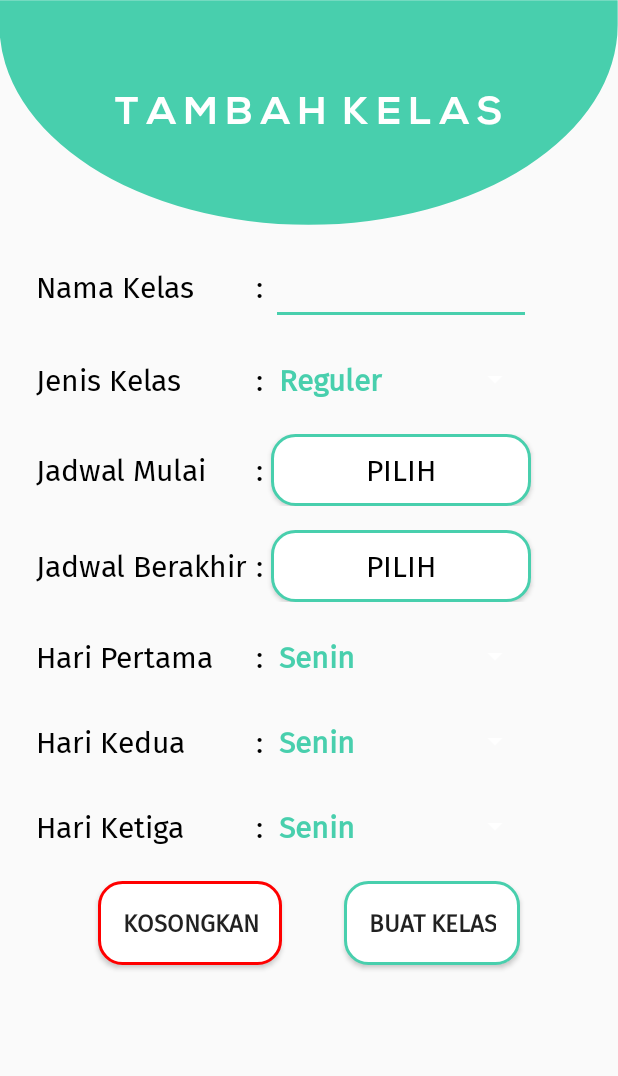
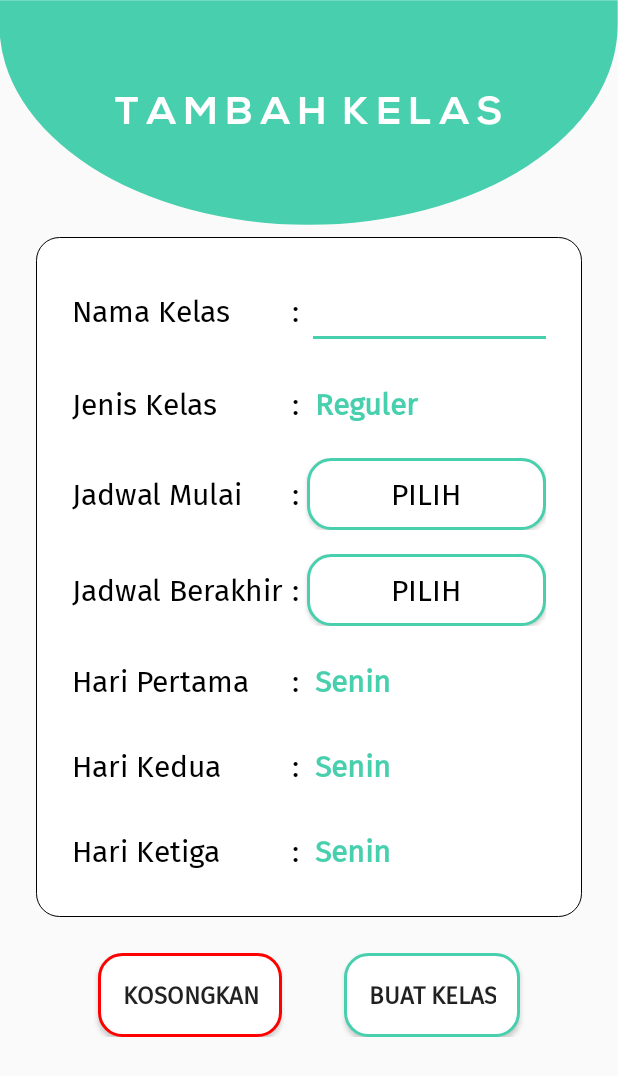
Before and after one commit to maulanarasoky/OSEN, an Android app: the AddClassroom screen opened directly, with no data from a screen before it, on a phone screen of 412 x 824 dp. Shown: the top 1076 px of the screen. Run offline under Robolectric (Android 15) with nearby library versions, the phone set to English and light mode, and no system bars; libraries missing offline, so code that uses them is left out: cn.pedant.

Commit message:
Change Layout and Add Alert Dialog in AddClassroom Activity

```diff
--- a/app/build.gradle
+++ b/app/build.gradle
@@ -39,7 +39,7 @@ dependencies {
     // Appcompat-v7 (hanya Anko Commons)
     implementation "org.jetbrains.anko:anko-appcompat-v7-commons:$anko_version"
 
-    implementation 'com.github.ybq:Android-SpinKit:1.4.0'
+    implementation 'com.github.f0ris.sweetalert:library:1.5.1'
 
 
     implementation 'androidx.legacy:legacy-support-v4:1.0.0'
--- a/app/src/main/AndroidManifest.xml
+++ b/app/src/main/AndroidManifest.xml
@@ -8,8 +8,10 @@
         android:label="@string/app_name"
         android:roundIcon="@mipmap/ic_launcher_round"
         android:supportsRtl="true"
-        android:theme="@style/AppTheme.FullScreen">
-        <activity android:name=".activity.AddClassroom"></activity>
+        android:theme="@style/AppTheme.FullScreen"
+        xmlns:tools="http://schemas.android.com/tools"
+        tools:replace="android:icon">
+        <activity android:name=".activity.AddClassroom"/>
         <activity android:name=".activity.MainActivity">
             <intent-filter>
                 <action android:name="android.intent.action.MAIN" />
--- a/app/src/main/java/com/example/osen/activity/AddClassroom.kt
+++ b/app/src/main/java/com/example/osen/activity/AddClassroom.kt
@@ -2,12 +2,14 @@ package com.example.osen.activity
 
 import android.app.DatePickerDialog
 import android.database.sqlite.SQLiteConstraintException
+import android.graphics.Color
 import androidx.appcompat.app.AppCompatActivity
 import android.os.Bundle
 import android.widget.ArrayAdapter
 import android.widget.Button
 import android.widget.Spinner
 import android.widget.TextView
+import cn.pedant.SweetAlert.SweetAlertDialog
 import com.example.osen.R
 import com.example.osen.database.database
 import com.example.osen.model.Classroom
@@ -30,6 +32,8 @@ class AddClassroom : AppCompatActivity() {
     override fun onCreate(savedInstanceState: Bundle?) {
         super.onCreate(savedInstanceState)
         setContentView(R.layout.activity_add_classroom)
+
+
 
         className = findViewById(R.id.className)
         classType = findViewById(R.id.classType)
@@ -86,7 +90,15 @@ class AddClassroom : AppCompatActivity() {
             clear()
         }
         submit.setOnClickListener {
-            addClassroom()
+            if(className.text == "" || classStart.text == "Pilih" || classEnd.text == "Pilih"){
+                val dialog = SweetAlertDialog(this, SweetAlertDialog.WARNING_TYPE)
+                dialog.progressHelper.barColor = Color.parseColor("#A5DC86")
+                dialog.titleText = "Harap masukkan data secara lengkap dan benar"
+                dialog.setCancelable(false)
+                dialog.show()
+            }else{
+                addClassroom()
+            }
         }
     }
 
@@ -118,10 +130,17 @@ class AddClassroom : AppCompatActivity() {
                     Classroom.TEACHER_ID to 1)
             }
             clear()
-            finish()
-            toast("Kelas berhasil dibuat").show()
+            val dialog = SweetAlertDialog(this, SweetAlertDialog.SUCCESS_TYPE)
+            dialog.progressHelper.barColor = Color.parseColor("#A5DC86")
+            dialog.titleText = "Kelas Berhasil Dibuat"
+            dialog.setCancelable(false)
+            dialog.show()
         }catch (e: SQLiteConstraintException){
-            submit.snackbar("Error").show()
+            val dialog = SweetAlertDialog(this, SweetAlertDialog.ERROR_TYPE)
+            dialog.progressHelper.barColor = Color.parseColor("#A5DC86")
+            dialog.titleText = "Gagal membuat kelas"
+            dialog.setCancelable(false)
+            dialog.show()
         }
     }
 }
--- a/app/src/main/res/drawable/background_button.xml
+++ b/app/src/main/res/drawable/background_button.xml
@@ -1,5 +1,9 @@
 <?xml version="1.0" encoding="utf-8"?>
-<shape xmlns:android="http://schemas.android.com/apk/res/android">
+<ripple xmlns:android="http://schemas.android.com/apk/res/android"
+    android:color="@color/actionBarColor">
+
+    <item>
+        <shape>
 
             <solid android:color="#FFF" />
 
@@ -10,3 +14,10 @@
             <corners android:radius="15dp" />
 
         </shape>
+        <selector>
+            <item android:state_checked="true"/>
+            <item android:color="#FFF"/>
+        </selector>
+    </item>
+
+</ripple>
--- a/app/src/main/res/drawable/background_button_clear.xml
+++ b/app/src/main/res/drawable/background_button_clear.xml
@@ -1,5 +1,9 @@
 <?xml version="1.0" encoding="utf-8"?>
-<shape xmlns:android="http://schemas.android.com/apk/res/android">
+<ripple xmlns:android="http://schemas.android.com/apk/res/android"
+    android:color="#ff0000" >
+
+    <item>
+        <shape>
 
             <solid android:color="#FFF" />
 
@@ -10,3 +14,11 @@
             <corners android:radius="15dp" />
 
         </shape>
+        <selector>
+            <item android:color="@android:color/white" android:state_checked="true" />
+            <item android:color="@android:color/white" android:state_pressed="true" />
+            <item android:color="@android:color/white" android:state_activated="true" />
+        </selector>
+    </item>
+
+</ripple>
--- a/app/src/main/res/drawable/square_add.xml
+++ b/app/src/main/res/drawable/square_add.xml
@@ -1,6 +1,9 @@
 <?xml version="1.0" encoding="utf-8"?>
-<shape xmlns:android="http://schemas.android.com/apk/res/android">
+<ripple xmlns:android="http://schemas.android.com/apk/res/android"
+    android:color="?android:colorControlHighlight" >
 
+    <item>
+        <shape>
             <solid android:color="#FFF" />
 
             <stroke
@@ -10,3 +13,5 @@
             <corners android:radius="15dp" />
 
         </shape>
+    </item>
+</ripple>
--- a/app/src/main/res/layout/activity_add_classroom.xml
+++ b/app/src/main/res/layout/activity_add_classroom.xml
@@ -1,10 +1,14 @@
 <?xml version="1.0" encoding="utf-8"?>
-<androidx.constraintlayout.widget.ConstraintLayout xmlns:android="http://schemas.android.com/apk/res/android"
+<ScrollView xmlns:android="http://schemas.android.com/apk/res/android"
     xmlns:app="http://schemas.android.com/apk/res-auto"
     xmlns:tools="http://schemas.android.com/tools"
     android:layout_width="match_parent"
     android:layout_height="match_parent"
     tools:context=".activity.AddClassroom">
+    <androidx.constraintlayout.widget.ConstraintLayout
+        android:layout_width="match_parent"
+        android:layout_height="match_parent"
+        android:paddingBottom="24dp">
 
         <androidx.appcompat.widget.Toolbar
             android:id="@+id/toolBar"
@@ -27,13 +31,24 @@
             app:layout_constraintStart_toStartOf="@id/toolBar"
             app:layout_constraintTop_toTopOf="@id/toolBar" />
 
+        <LinearLayout
+            android:layout_marginTop="8dp"
+            android:id="@+id/background"
+            android:layout_width="match_parent"
+            android:layout_height="wrap_content"
+            android:layout_marginStart="24dp"
+            android:layout_marginEnd="24dp"
+            android:orientation="vertical"
+            android:padding="24dp"
+            android:background="@drawable/square_add"
+            app:layout_constraintEnd_toEndOf="parent"
+            app:layout_constraintStart_toStartOf="parent"
+            app:layout_constraintTop_toBottomOf="@id/toolBar">
+
             <TableLayout
                 android:id="@+id/table"
                 android:layout_width="match_parent"
                 android:layout_height="wrap_content"
-        android:layout_marginStart="24dp"
-        android:layout_marginTop="@dimen/activity_vertical_margin"
-        android:layout_marginEnd="24dp"
                 app:layout_constraintEnd_toEndOf="parent"
                 app:layout_constraintStart_toStartOf="parent"
                 app:layout_constraintTop_toBottomOf="@id/toolBar">
@@ -54,16 +69,15 @@
 
                     <EditText
                         android:id="@+id/className"
-                android:layout_width="match_parent"
+                        android:layout_width="wrap_content"
                         android:layout_height="wrap_content"
                         android:backgroundTint="@color/actionBarColor"
+                        android:fontFamily="@font/firasans"
                         android:inputType="text"
-                android:fontFamily="@font/firasans"
                         android:textSize="20sp" />
                 </TableRow>
 
-        <TableRow
-            android:layout_marginTop="@dimen/activity_vertical_margin">
+                <TableRow android:layout_marginTop="@dimen/activity_vertical_margin">
 
                     <TextView
                         android:fontFamily="@font/firasans"
@@ -85,8 +99,7 @@
                         android:theme="@style/Spinner" />
                 </TableRow>
 
-        <TableRow
-            android:layout_marginTop="@dimen/activity_vertical_margin">
+                <TableRow android:layout_marginTop="@dimen/activity_vertical_margin">
 
                     <TextView
                         android:fontFamily="@font/firasans"
@@ -102,18 +115,18 @@
 
                     <Button
                         android:id="@+id/classStart"
-                android:text="Pilih"
-                android:fontFamily="@font/firasans"
-                android:textSize="20sp"
-                android:textColor="@android:color/black"
                         android:layout_width="wrap_content"
                         android:layout_height="wrap_content"
+                        android:background="@drawable/background_button"
+                        android:fontFamily="@font/firasans"
                         android:padding="8dp"
-                android:background="@drawable/background_button" />
+                        android:text="Pilih"
+                        android:layout_weight="1.0"
+                        android:textColor="@android:color/black"
+                        android:textSize="20sp" />
                 </TableRow>
 
-        <TableRow
-            android:layout_marginTop="@dimen/activity_vertical_margin">
+                <TableRow android:layout_marginTop="@dimen/activity_vertical_margin">
 
                     <TextView
                         android:fontFamily="@font/firasans"
@@ -129,18 +142,18 @@
 
                     <Button
                         android:id="@+id/classEnd"
-                android:text="Pilih"
-                android:fontFamily="@font/firasans"
-                android:textSize="20sp"
-                android:textColor="@android:color/black"
                         android:layout_width="wrap_content"
                         android:layout_height="wrap_content"
+                        android:layout_weight="1.0"
                         android:background="@drawable/background_button"
-                android:padding="8dp"/>
+                        android:fontFamily="@font/firasans"
+                        android:padding="8dp"
+                        android:text="Pilih"
+                        android:textColor="@android:color/black"
+                        android:textSize="20sp" />
                 </TableRow>
 
-        <TableRow
-            android:layout_marginTop="@dimen/activity_vertical_margin">
+                <TableRow android:layout_marginTop="@dimen/activity_vertical_margin">
 
                     <TextView
                         android:fontFamily="@font/firasans"
@@ -162,8 +175,7 @@
                         android:theme="@style/Spinner" />
                 </TableRow>
 
-        <TableRow
-            android:layout_marginTop="@dimen/activity_vertical_margin">
+                <TableRow android:layout_marginTop="@dimen/activity_vertical_margin">
 
                     <TextView
                         android:fontFamily="@font/firasans"
@@ -185,8 +197,7 @@
                         android:theme="@style/Spinner" />
                 </TableRow>
 
-        <TableRow
-            android:layout_marginTop="@dimen/activity_vertical_margin">
+                <TableRow android:layout_marginTop="@dimen/activity_vertical_margin">
 
                     <TextView
                         android:fontFamily="@font/firasans"
@@ -209,37 +220,39 @@
                 </TableRow>
 
             </TableLayout>
+        </LinearLayout>
 
         <Button
             android:id="@+id/clear"
             android:layout_width="wrap_content"
             android:layout_height="wrap_content"
+            android:layout_marginStart="24dp"
+            android:layout_marginTop="24dp"
+            android:background="@drawable/background_button_clear"
+            android:fontFamily="@font/firasans"
+            android:padding="@dimen/activity_vertical_margin"
+            android:text="Kosongkan"
+            android:textSize="16sp"
+            android:textStyle="bold"
             app:layout_constraintEnd_toStartOf="@id/submit"
-        app:layout_constraintTop_toBottomOf="@id/table"
-        android:text="Kosongkan"
-        android:layout_marginStart="24dp"
             app:layout_constraintStart_toStartOf="parent"
-        android:layout_marginTop="@dimen/activity_vertical_margin"
-        android:textStyle="bold"
-        android:textSize="16sp"
-        android:padding="@dimen/activity_vertical_margin"
-        android:background="@drawable/background_button_clear"
-        android:fontFamily="@font/firasans" />
+            app:layout_constraintTop_toBottomOf="@id/background" />
 
         <Button
             android:id="@+id/submit"
             android:layout_width="wrap_content"
             android:layout_height="wrap_content"
-        app:layout_constraintTop_toBottomOf="@id/table"
+            android:layout_marginTop="24dp"
+            android:layout_marginEnd="24dp"
+            android:background="@drawable/background_button"
+            android:fontFamily="@font/firasans"
+            android:padding="@dimen/activity_vertical_margin"
             android:text="Buat Kelas"
-        android:padding="@dimen/activity_vertical_margin"
-        android:background="@drawable/background_button"
+            android:textSize="16sp"
+            android:textStyle="bold"
             app:layout_constraintEnd_toEndOf="parent"
-        android:layout_marginEnd="24dp"
             app:layout_constraintStart_toEndOf="@id/clear"
-        android:layout_marginTop="@dimen/activity_vertical_margin"
-        android:textStyle="bold"
-        android:textSize="16sp"
-        android:fontFamily="@font/firasans" />
+            app:layout_constraintTop_toBottomOf="@id/background" />
 
     </androidx.constraintlayout.widget.ConstraintLayout>
+</ScrollView>
--- a/app/src/main/res/layout/fragment_add.xml
+++ b/app/src/main/res/layout/fragment_add.xml
@@ -37,6 +37,7 @@
         android:padding="16dp"
         android:orientation="vertical"
         android:layout_marginStart="40dp"
+        android:clickable="true"
         android:gravity="center"
         android:elevation="10dp"
         android:background="@drawable/square_add">
```
Lines whose indentation alone changed are shown as unchanged.
